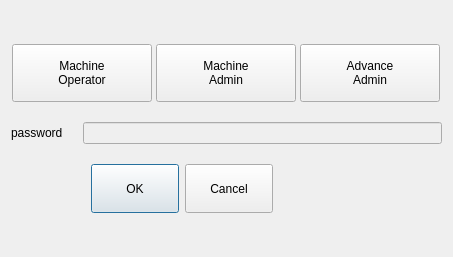
Before: the Qt Designer form custom_widgets/programhead/passworddialog.ui in dongdong-2009/3-5AxisRobot, drawn with Qt 5.
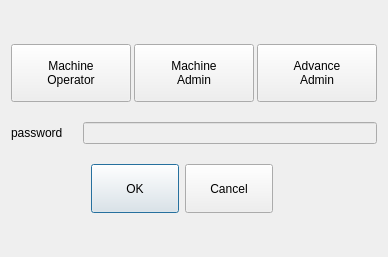
After: the same form once the commit is applied. Icons and pictures are not drawn. Custom widgets are drawn as their Qt base class.

```diff
--- a/custom_widgets/programhead/passworddialog.ui
+++ b/custom_widgets/programhead/passworddialog.ui
@@ -6,7 +6,7 @@
    <rect>
     <x>0</x>
     <y>0</y>
-    <width>453</width>
+    <width>386</width>
     <height>257</height>
    </rect>
   </property>
@@ -49,13 +49,13 @@
        </property>
        <property name="minimumSize">
         <size>
-         <width>140</width>
+         <width>120</width>
          <height>58</height>
         </size>
        </property>
        <property name="maximumSize">
         <size>
-         <width>140</width>
+         <width>120</width>
          <height>120</height>
         </size>
        </property>
@@ -81,13 +81,13 @@
        </property>
        <property name="minimumSize">
         <size>
-         <width>140</width>
+         <width>120</width>
          <height>0</height>
         </size>
        </property>
        <property name="maximumSize">
         <size>
-         <width>140</width>
+         <width>120</width>
          <height>16777215</height>
         </size>
        </property>
@@ -113,13 +113,13 @@
        </property>
        <property name="minimumSize">
         <size>
-         <width>140</width>
+         <width>120</width>
          <height>0</height>
         </size>
        </property>
        <property name="maximumSize">
         <size>
-         <width>140</width>
+         <width>120</width>
          <height>16777215</height>
         </size>
        </property>
```
